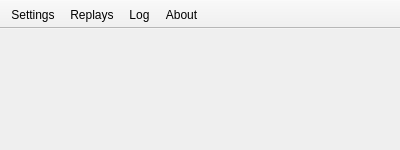
Above: src/MainWindow.ui from stevschmid/track-o-bot before the change. Below: the same form after it.
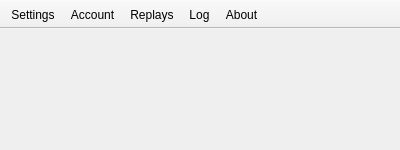
That is the form after the change. The open tabs and pages were chosen to show the change. Icons and pictures are not drawn. Custom widgets are drawn as their Qt base class.

Commit message: Move account info to own tab

Diff of the .ui file:
```diff
--- a/src/MainWindow.ui
+++ b/src/MainWindow.ui
@@ -2,6 +2,14 @@
 <ui version="4.0">
  <class>MainWindow</class>
  <widget class="QMainWindow" name="MainWindow">
+  <property name="geometry">
+   <rect>
+    <x>0</x>
+    <y>0</y>
+    <width>400</width>
+    <height>150</height>
+   </rect>
+  </property>
   <property name="minimumSize">
    <size>
     <width>400</width>
@@ -28,6 +36,7 @@
     <number>0</number>
    </property>
    <widget class="SettingsTab" name="settingsPage"/>
+   <widget class="AccountTab" name="accountsPage"/>
    <widget class="ReplaysTab" name="replaysPage"/>
    <widget class="LogTab" name="logPage"/>
    <widget class="AboutTab" name="aboutPage"/>
@@ -35,7 +44,7 @@
   <widget class="QToolBar" name="toolBar">
    <property name="minimumSize">
     <size>
-     <width>400</width>
+     <width>0</width>
      <height>0</height>
     </size>
    </property>
@@ -58,6 +67,7 @@
     <bool>false</bool>
    </attribute>
    <addaction name="actionSettings"/>
+   <addaction name="actionAccount"/>
    <addaction name="actionReplays"/>
    <addaction name="actionLog"/>
    <addaction name="actionAbout"/>
@@ -119,6 +129,21 @@
     <string>Replays</string>
    </property>
   </action>
+  <action name="actionAccount">
+   <property name="checkable">
+    <bool>true</bool>
+   </property>
+   <property name="icon">
+    <iconset resource="../resources.qrc">
+     <normaloff>:/icons/person@2x.png</normaloff>:/icons/person@2x.png</iconset>
+   </property>
+   <property name="text">
+    <string>Account</string>
+   </property>
+   <property name="toolTip">
+    <string>Account</string>
+   </property>
+  </action>
  </widget>
  <customwidgets>
   <customwidget>
@@ -145,6 +170,12 @@
    <header>src/window.h</header>
    <container>1</container>
   </customwidget>
+  <customwidget>
+   <class>AccountTab</class>
+   <extends>QWidget</extends>
+   <header>src/window.h</header>
+   <container>1</container>
+  </customwidget>
  </customwidgets>
  <resources>
   <include location="../resources.qrc"/>
```
Left out of the diff: 2 changed lines with no effect on the pictures. The commit also changes 8 other files.
